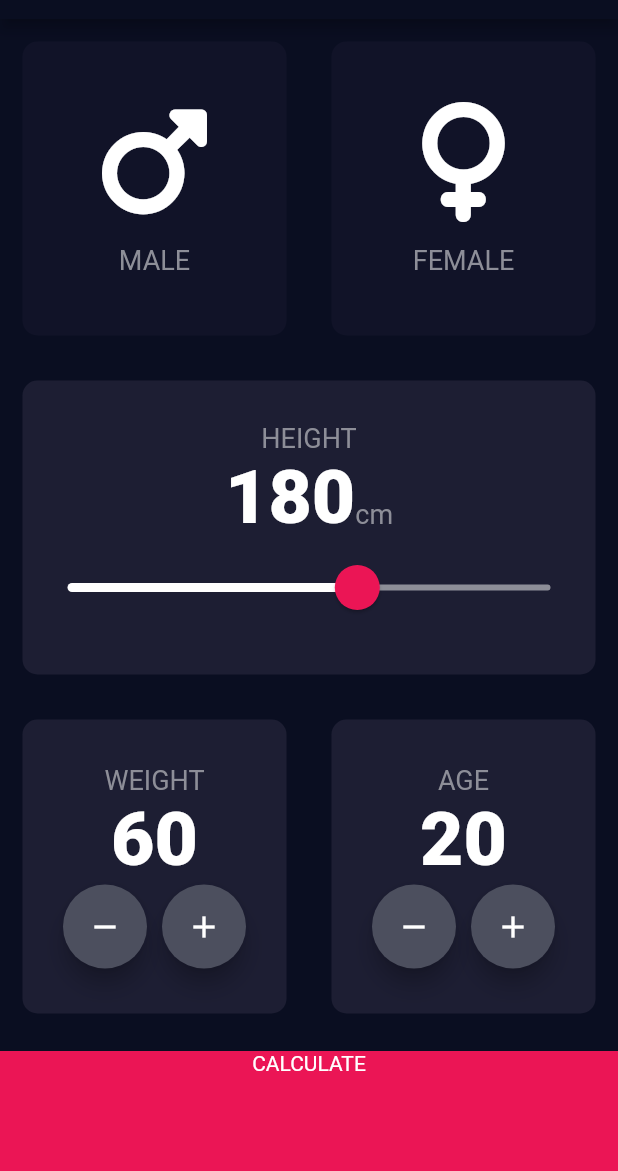
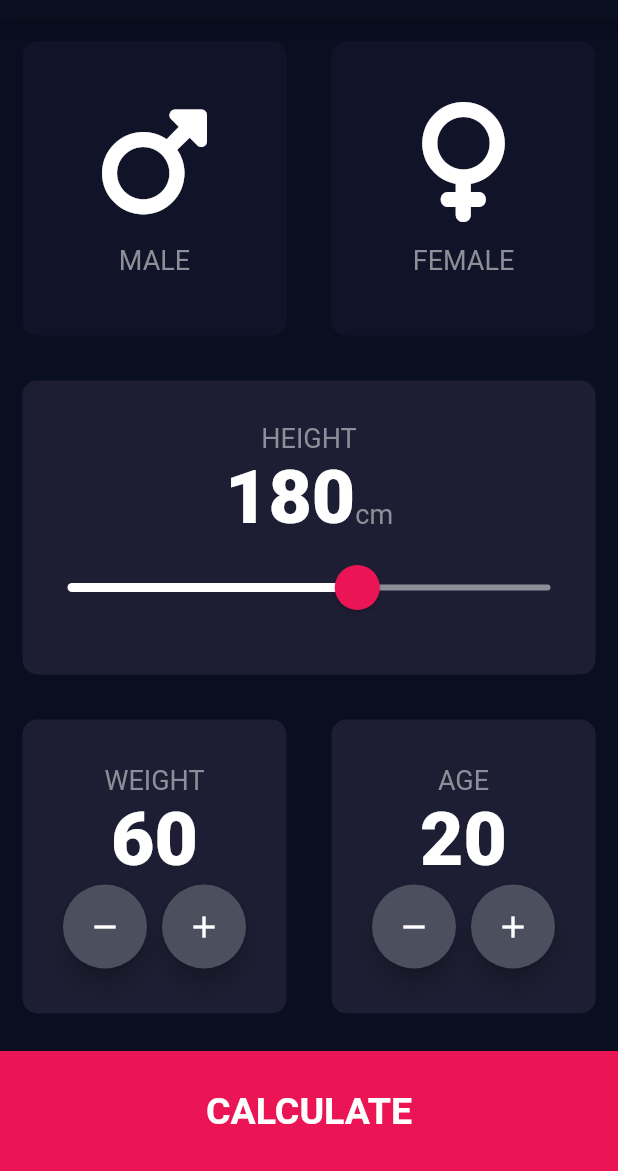
Before and after one commit to kevsalcedo/bmi_flutter_calculator, a Flutter app: the screen it shows after launch, on a phone screen of 412 x 824 dp, the part 65-1236 px from its top. Run offline on Flutter 3.47's test engine with Material 2 defaults, Android fonts, the phone set to English and light mode, and no system bars; our stand-ins replace font_awesome_flutter.

Commit message:
Finish the app

```diff
--- a/lib/icon_content.dart
+++ b/lib/components/icon_content.dart
@@ -1,5 +1,5 @@
 import 'package:flutter/material.dart';
-import 'constants.dart';
+import '../constants.dart';
 
 class IconWidget extends StatelessWidget {
   IconWidget({required this.icon, required this.iconName});
--- a/lib/reusable_card.dart
+++ b/lib/components/reusable_card.dart
@@ -6,11 +6,13 @@ enum Gender {
 }
 
 class ReusableCard extends StatelessWidget {
-  ReusableCard({required this.colour, this.cardChild, this.onPressed});
+  ReusableCard(
+      {required this.colour, this.cardChild, this.onPressed, this.padding});
 
   final Color colour;
   final Widget? cardChild;
   Function? onPressed;
+  final EdgeInsetsGeometry? padding;
 
   @override
   Widget build(BuildContext context) {
@@ -19,6 +21,7 @@ class ReusableCard extends StatelessWidget {
         onPressed!();
       },
       child: Container(
+        padding: padding,
         margin: const EdgeInsets.all(15.0),
         decoration: BoxDecoration(
           color: colour,
--- a/lib/imput_page.dart
+++ /dev/null
@@ -1 +0,0 @@
-// TODO Implement this library.
--- a/lib/main.dart
+++ b/lib/main.dart
@@ -1,5 +1,5 @@
 import 'package:flutter/material.dart';
-import 'input_page.dart';
+import 'screens/input_page.dart';
 
 void main() => runApp(BMICalculator());
 
--- a/lib/input_page.dart
+++ b/lib/screens/input_page.dart
@@ -1,9 +1,12 @@
 import 'package:flutter/material.dart';
 import 'package:font_awesome_flutter/font_awesome_flutter.dart';
-import 'icon_content.dart';
-import 'reusable_card.dart';
-import 'constants.dart';
+import '../components/icon_content.dart';
+import '../components/reusable_card.dart';
+import '../constants.dart';
 import 'results_page.dart';
+import '../components/bottom_button.dart';
+import '../components/round_icon_button.dart';
+import 'package:ibm_flutter_app/calculator_brain.dart';
 
 enum Gender {
   male,
@@ -224,55 +227,25 @@ class _InputPageState extends State<InputPage> {
               ],
             ),
           ),
-          GestureDetector(
-            onTap: () {
+          BottomButton(
+            onPressed: () {
+              CalculatorBrain calc =
+                  CalculatorBrain(height: height, weight: weight);
               Navigator.push(
                 context,
                 MaterialPageRoute(builder: (context) {
-                  return ResultPage();
+                  return ResultPage(
+                    resultBMI: calc.calculateBMI(),
+                    resultText: calc.getResult(),
+                    resultInterpretation: calc.getInterpretation(),
+                  );
                 }),
               );
             },
-            child: Container(
-              child: const Text(
-                'CALCULATE',
-                textAlign: TextAlign.center,
-              ),
-              color: kButtonSubmitColor,
-              margin: const EdgeInsets.only(top: 10.0),
-              width: double.infinity,
-              height: 80.0,
-            ),
-          ),
+            buttonTitle: 'CALCULATE',
+          )
         ],
       ),
     );
   }
 }
-
-class RoundIconButton extends StatelessWidget {
-  RoundIconButton({required this.icon, required this.onPressed});
-
-  final IconData icon;
-  final Function onPressed;
-
-  @override
-  Widget build(BuildContext context) {
-    return RawMaterialButton(
-      onPressed: () {
-        onPressed();
-      },
-      elevation: 6.0,
-      constraints: const BoxConstraints.tightFor(
-        width: 56.0,
-        height: 56.0,
-      ),
-      shape: const CircleBorder(),
-      fillColor: const Color(0xFF4C4F5E),
-      child: Icon(
-        icon,
-        color: Colors.white,
-      ),
-    );
-  }
-}
```
Also changed, not shown: lib/constants.dart (+25 -0 lines), lib/results_page.dart (deleted, +0 -41 lines), 1 other file.
